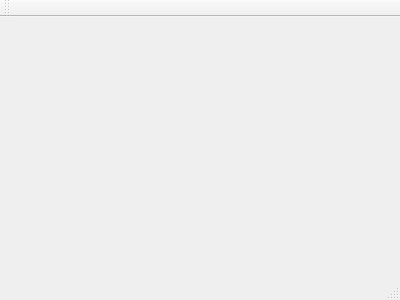
Qt form mainwindow.ui (lidianzhe/TestEcu) before a commit.
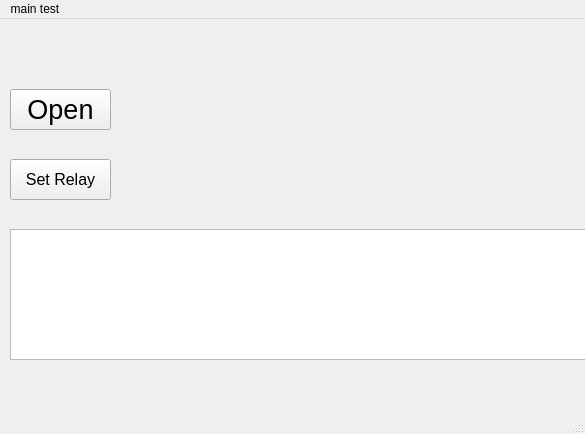
The same form after that commit.

Commit message: debug relay success.

```diff
--- a/mainwindow.ui
+++ b/mainwindow.ui
@@ -1,24 +1,98 @@
 <ui version="4.0">
  <class>MainWindow</class>
- <widget class="QMainWindow" name="MainWindow" >
-  <property name="geometry" >
+ <widget class="QMainWindow" name="MainWindow">
+  <property name="geometry">
    <rect>
     <x>0</x>
     <y>0</y>
-    <width>400</width>
-    <height>300</height>
+    <width>585</width>
+    <height>434</height>
    </rect>
   </property>
   <property name="windowTitle" >
    <string>MainWindow</string>
   </property>
-  <widget class="QMenuBar" name="menuBar" />
-  <widget class="QToolBar" name="mainToolBar" />
-  <widget class="QWidget" name="centralWidget" />
-  <widget class="QStatusBar" name="statusBar" />
+  <widget class="QWidget" name="centralWidget">
+   <widget class="QPlainTextEdit" name="plainTextEdit_Log">
+    <property name="geometry">
+     <rect>
+      <x>10</x>
+      <y>210</y>
+      <width>631</width>
+      <height>131</height>
+     </rect>
+    </property>
+    <property name="sizePolicy">
+     <sizepolicy hsizetype="Expanding" vsizetype="Expanding">
+      <horstretch>0</horstretch>
+      <verstretch>0</verstretch>
+     </sizepolicy>
+    </property>
+    <property name="minimumSize">
+     <size>
+      <width>631</width>
+      <height>131</height>
+     </size>
+    </property>
+   </widget>
+   <widget class="QPushButton" name="pushButton_Open">
+    <property name="geometry">
+     <rect>
+      <x>10</x>
+      <y>70</y>
+      <width>101</width>
+      <height>41</height>
+     </rect>
+    </property>
+    <property name="font">
+     <font>
+      <family>Arial</family>
+      <pointsize>20</pointsize>
+     </font>
+    </property>
+    <property name="text">
+     <string>Open</string>
+    </property>
+   </widget>
+   <widget class="QPushButton" name="btnRelay">
+    <property name="geometry">
+     <rect>
+      <x>10</x>
+      <y>140</y>
+      <width>101</width>
+      <height>41</height>
+     </rect>
+    </property>
+    <property name="font">
+     <font>
+      <family>Arial</family>
+      <pointsize>12</pointsize>
+     </font>
+    </property>
+    <property name="text">
+     <string>Set Relay</string>
+    </property>
+   </widget>
+  </widget>
+  <widget class="QMenuBar" name="menuBar">
+   <property name="geometry">
+    <rect>
+     <x>0</x>
+     <y>0</y>
+     <width>585</width>
+     <height>25</height>
+    </rect>
+   </property>
+   <widget class="QMenu" name="menuMain_test">
+    <property name="title">
+     <string>main test</string>
+    </property>
+   </widget>
+   <addaction name="menuMain_test"/>
+  </widget>
+  <widget class="QStatusBar" name="statusBar"/>
  </widget>
- <layoutDefault spacing="6" margin="11" />
- <pixmapfunction></pixmapfunction>
+ <layoutdefault spacing="6" margin="11"/>
  <resources/>
  <connections/>
 </ui>
```
Left out of the diff: 3 changed lines with no effect on the pictures. The commit also changes 3 other files.
